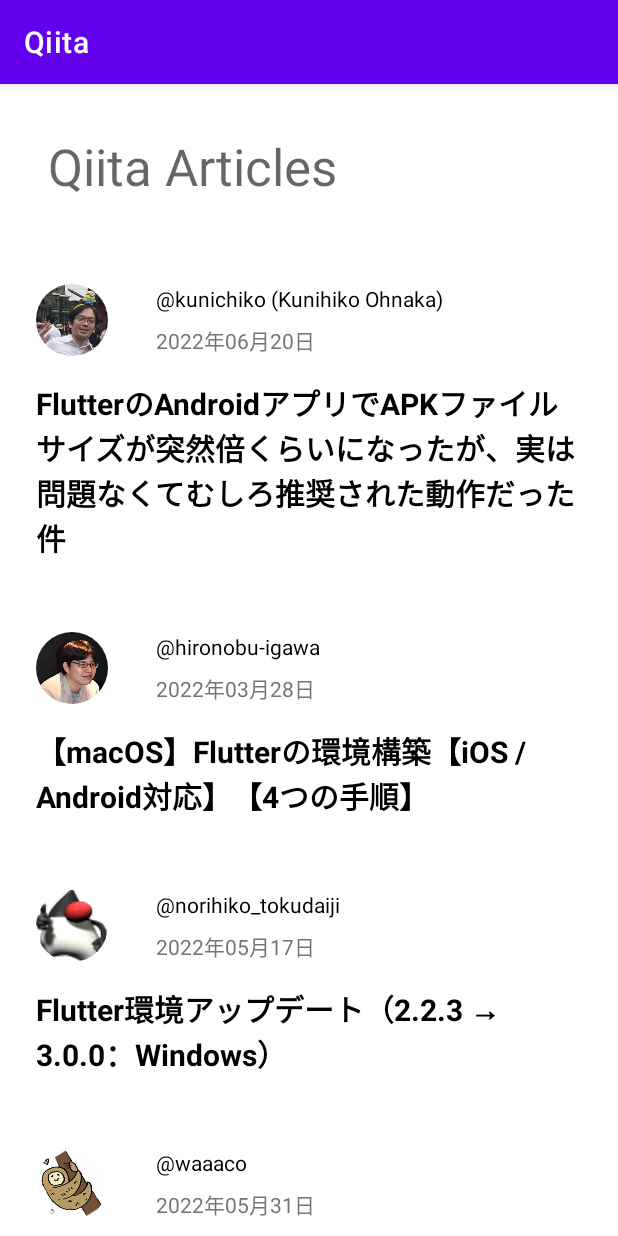
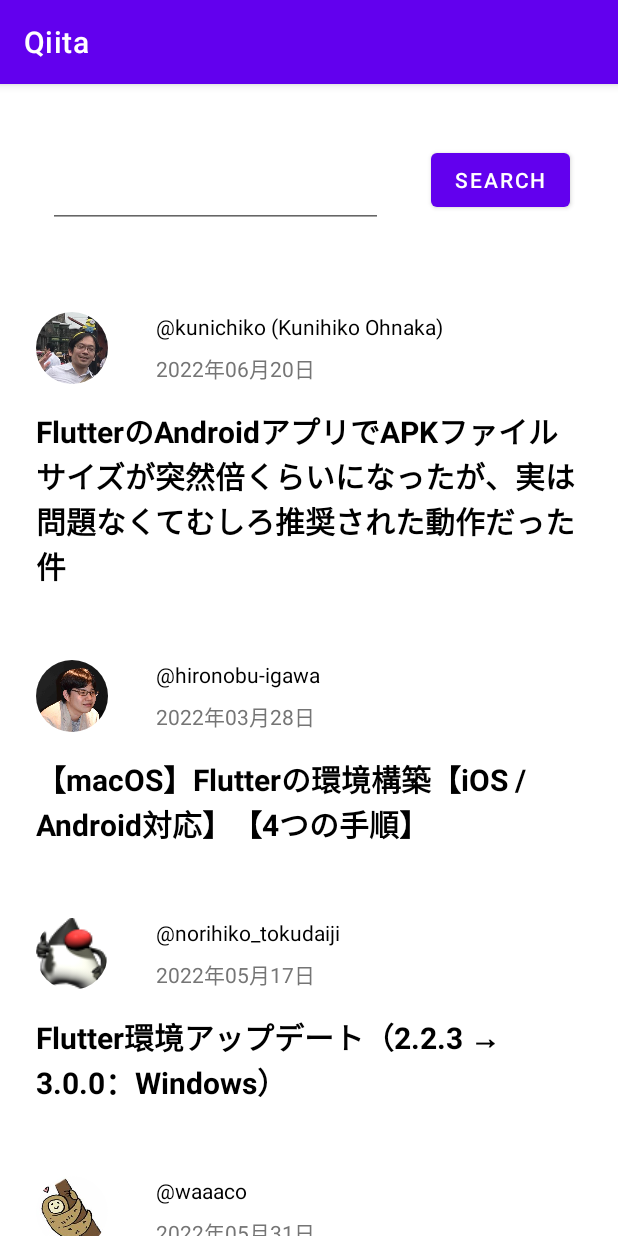
Before and after one commit to taku-kw/Qiita, an Android app: the screen it shows after launch (MainActivity), on a phone screen of 412 x 824 dp. Run offline under Robolectric (Android 15) with nearby library versions, the phone set to English and light mode, and no system bars; our stand-ins replace CircleImageView.

Commit message:
Implement API and ViewModel

```diff
--- a/app/build.gradle
+++ b/app/build.gradle
@@ -32,6 +32,7 @@ android {
 }
 
 dependencies {
+    def lifecycle_version = "2.5.0-rc02"
 
     implementation 'androidx.core:core-ktx:1.7.0'
     implementation 'androidx.appcompat:appcompat:1.4.2'
@@ -42,4 +43,6 @@ dependencies {
     androidTestImplementation 'androidx.test.espresso:espresso-core:3.4.0'
 
     implementation 'de.hdodenhof:circleimageview:3.1.0'
+    implementation 'com.squareup.retrofit2:retrofit:2.9.0'
+    implementation "androidx.lifecycle:lifecycle-viewmodel-ktx:$lifecycle_version"
 }
--- a/app/src/main/AndroidManifest.xml
+++ b/app/src/main/AndroidManifest.xml
@@ -3,6 +3,7 @@
     xmlns:tools="http://schemas.android.com/tools"
     package="com.example.qiita">
 
+    <uses-permission android:name="android.permission.INTERNET" />
     <application
         android:allowBackup="true"
         android:dataExtractionRules="@xml/data_extraction_rules"
--- /dev/null
+++ b/app/src/main/java/com/example/qiita/data/apiResponse/getArticleList/Tag.kt
@@ -0,0 +1,6 @@
+package com.example.qiita.data.apiResponse.getArticleList
+
+data class Tag(
+    val name: String,
+    val versions: List<String>,
+)
--- /dev/null
+++ b/app/src/main/java/com/example/qiita/data/apiResponse/getArticleList/TeamMembership.kt
@@ -0,0 +1,5 @@
+package com.example.qiita.data.apiResponse.getArticleList
+
+data class TeamMembership(
+    val name: String,
+)
--- /dev/null
+++ b/app/src/main/java/com/example/qiita/view/main/ArticleSearchFormFragment.kt
@@ -0,0 +1,19 @@
+package com.example.qiita.view.main
+
+import android.os.Bundle
+import android.view.LayoutInflater
+import android.view.View
+import android.view.ViewGroup
+import androidx.fragment.app.Fragment
+import com.example.qiita.R
+
+class ArticleSearchFormFragment: Fragment() {
+    override fun onCreateView(
+        inflater: LayoutInflater,
+        container: ViewGroup?,
+        savedInstanceState: Bundle?
+    ): View? {
+        super.onCreateView(inflater, container, savedInstanceState)
+        return inflater.inflate(R.layout.article_search_form_fragment, container, false)
+    }
+}
--- a/app/src/main/res/layout/activity_main.xml
+++ b/app/src/main/res/layout/activity_main.xml
@@ -6,26 +6,25 @@
     android:layout_height="match_parent"
     tools:context=".view.main.MainActivity">
 
-    <TextView
-        android:id="@+id/mainTitle"
-        android:layout_width="wrap_content"
-        android:layout_height="wrap_content"
-        android:layout_marginStart="32dp"
-        android:layout_marginTop="32dp"
-        android:text="@string/qiita_articles"
-        android:textAppearance="@style/TextAppearance.AppCompat.Display1"
-        app:layout_constraintStart_toStartOf="parent"
-        app:layout_constraintTop_toTopOf="parent" />
-
     <androidx.fragment.app.FragmentContainerView
         android:id="@+id/articleListFragment"
         android:name="com.example.qiita.view.main.ArticleListFragment"
         android:layout_width="0dp"
         android:layout_height="0dp"
-        android:layout_marginTop="32dp"
         app:layout_constraintBottom_toBottomOf="parent"
         app:layout_constraintEnd_toEndOf="parent"
         app:layout_constraintStart_toStartOf="parent"
-        app:layout_constraintTop_toBottomOf="@+id/mainTitle"
+        app:layout_constraintTop_toBottomOf="@+id/fragmentContainerView"
         tools:layout="@layout/article_list_fragment" />
+
+    <androidx.fragment.app.FragmentContainerView
+        android:id="@+id/fragmentContainerView"
+        android:name="com.example.qiita.view.main.ArticleSearchFormFragment"
+        android:layout_width="0dp"
+        android:layout_height="wrap_content"
+        app:layout_constraintEnd_toEndOf="parent"
+        app:layout_constraintStart_toStartOf="parent"
+        app:layout_constraintTop_toTopOf="parent"
+        tools:layout="@layout/article_search_form_fragment" />
+
 </androidx.constraintlayout.widget.ConstraintLayout>
--- /dev/null
+++ b/app/src/main/res/layout/article_search_form_fragment.xml
@@ -0,0 +1,37 @@
+<?xml version="1.0" encoding="utf-8"?>
+<androidx.constraintlayout.widget.ConstraintLayout xmlns:android="http://schemas.android.com/apk/res/android"
+    xmlns:app="http://schemas.android.com/apk/res-auto"
+    xmlns:tools="http://schemas.android.com/tools"
+    android:id="@+id/searchForm"
+    android:layout_width="match_parent"
+    android:layout_height="wrap_content">
+
+    <EditText
+        android:id="@+id/inputArea"
+        android:layout_width="0dp"
+        android:layout_height="wrap_content"
+        android:layout_marginStart="32dp"
+        android:layout_marginTop="32dp"
+        android:layout_marginEnd="32dp"
+        android:layout_marginBottom="32dp"
+        android:ems="10"
+        android:inputType="textPersonName"
+        android:textAppearance="@style/TextAppearance.AppCompat.Medium"
+        android:textColor="#A1887F"
+        android:textSize="32sp"
+        app:layout_constraintBottom_toBottomOf="parent"
+        app:layout_constraintEnd_toStartOf="@+id/searchButton"
+        app:layout_constraintStart_toStartOf="parent"
+        app:layout_constraintTop_toTopOf="parent"
+        tools:text="Article Title" />
+
+    <Button
+        android:id="@+id/searchButton"
+        android:layout_width="wrap_content"
+        android:layout_height="wrap_content"
+        android:layout_marginEnd="32dp"
+        android:text="@string/search"
+        app:layout_constraintBottom_toBottomOf="@+id/inputArea"
+        app:layout_constraintEnd_toEndOf="parent"
+        app:layout_constraintTop_toTopOf="@+id/inputArea" />
+</androidx.constraintlayout.widget.ConstraintLayout>
--- a/app/src/main/res/values/strings.xml
+++ b/app/src/main/res/values/strings.xml
@@ -1,4 +1,7 @@
 <resources>
     <string name="app_name">Qiita</string>
     <string name="qiita_articles">Qiita Articles</string>
+    <string name="search">Search</string>
+    <!-- TODO: Remove or change this placeholder text -->
+    <string name="hello_blank_fragment">Hello blank fragment</string>
 </resources>
```
Also changed, not shown: app/src/main/java/com/example/qiita/api/QiitaApi.kt (added, +26 -0 lines), app/src/main/java/com/example/qiita/api/service/QiitaService.kt (added, +16 -0 lines), app/src/main/java/com/example/qiita/data/apiResponse/getArticleList/GetArticleListResponse.kt (added, +21 -0 lines), app/src/main/java/com/example/qiita/data/apiResponse/getArticleList/Group.kt (added, +10 -0 lines), app/src/main/java/com/example/qiita/data/apiResponse/getArticleList/User.kt (added, +20 -0 lines), app/src/main/java/com/example/qiita/repository/ArticleListRepository.kt (added, +31 -0 lines), app/src/main/java/com/example/qiita/viewmodel/ArticleListViewModel.kt (added, +21 -0 lines).
